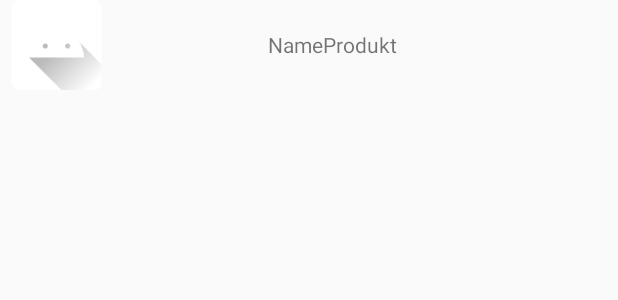
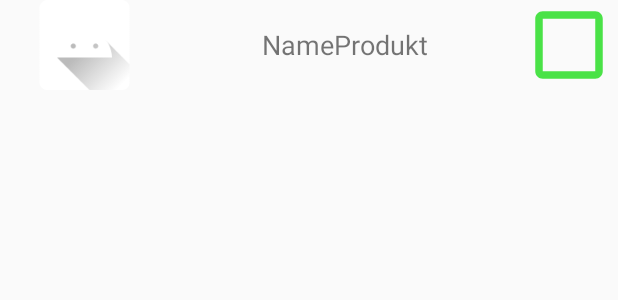
Before and after one commit to Oblyvion/FebProjectShoppingPlan, an Android app: the layout add_shop_item_to_category_view.xml on its own in the app's theme, with its tools: preview values and no code run, on a phone screen of 412 x 824 dp. Shown: the top 300 px of the screen. Run offline under Robolectric (Android 15) with nearby library versions, the light colour scheme and no system bars.

Commit message:
design and more

```diff
--- a/app/src/main/java/de/feb/projectshoppingplan/ShopItem.java
+++ b/app/src/main/java/de/feb/projectshoppingplan/ShopItem.java
@@ -70,7 +70,7 @@ public class ShopItem implements Parcelable {
         if (this.checked) {
             this.checkmark = activity.getDrawable(R.drawable.ic_check_box_black_24dp);
         }
-        else this.checkmark = activity.getDrawable(R.drawable.leer);
+        else this.checkmark = activity.getDrawable(R.drawable.ic_check_box_outline_blank_black_24dp);
     }
 
     public void setChecked(boolean check) { this.checked = check; }
--- /dev/null
+++ b/app/src/main/res/drawable/ic_check_box_outline_blank_black_24dp.xml
@@ -0,0 +1,10 @@
+<vector xmlns:android="http://schemas.android.com/apk/res/android"
+        android:width="24dp"
+        android:height="24dp"
+        android:tint="#4AE247"
+        android:viewportWidth="24.0"
+        android:viewportHeight="24.0">
+    <path
+        android:fillColor="#FF000000"
+        android:pathData="M19,5v14H5V5h14m0,-2H5c-1.1,0 -2,0.9 -2,2v14c0,1.1 0.9,2 2,2h14c1.1,0 2,-0.9 2,-2V5c0,-1.1 -0.9,-2 -2,-2z"/>
+</vector>
--- a/app/src/main/res/layout/add_shop_item_to_category_view.xml
+++ b/app/src/main/res/layout/add_shop_item_to_category_view.xml
@@ -10,31 +10,32 @@
 
     <ImageView
         android:id="@+id/imageViewProduct"
-        android:layout_width="300dp"
+        android:layout_width="wrap_content"
         android:layout_height="60dp"
-        android:layout_weight="37.5"
-        android:contentDescription="IconWithCapitalLetter"
+        android:layout_weight="20"
+        android:contentDescription="@string/imageViewProductDescription"
         android:gravity="center"
         android:src="@mipmap/ic_launcher"
         android:textAlignment="center" />
 
     <TextView
         android:id="@+id/textViewProductName"
-        android:layout_width="match_parent"
         android:layout_height="60dp"
-        android:layout_weight="20"
+        android:layout_weight="60"
         android:gravity="center"
-        android:text="NameProdukt"
-        android:textAlignment="center" />
+        android:text="@string/textViewProductName"
+        android:textAlignment="center"
+        android:layout_width="wrap_content"
+        android:textSize="18sp"/>
 
     <ImageView
         android:id="@+id/imageViewProductCheck"
-        android:layout_width="300dp"
+        android:layout_width="wrap_content"
         android:layout_height="60dp"
-        android:layout_weight="42.5"
-        android:contentDescription="CheckMark"
+        android:layout_weight="20"
+        android:contentDescription="@string/checkmark_description"
         android:gravity="center"
-        app:srcCompat="@drawable/leer"
+        app:srcCompat="@drawable/ic_check_box_outline_blank_black_24dp"
         android:textAlignment="center" />
 
 
--- a/app/src/main/res/values/strings.xml
+++ b/app/src/main/res/values/strings.xml
@@ -1,11 +1,14 @@
 <resources>
     <string name="app_name">Shopping Plan</string>
     <string name="imageView_logo">Logo of the most awesome Shopping Plan App</string>
-    <string name="hint_editText_AddNewShopItemToCategory">type in new product or use voice button</string>|
+    <string name="hint_editText_AddNewShopItemToCategory">type in new product or use voice</string>|
     <string name="action_settings">Settings</string>
     <string name="speech_prompt">List your items and separate them with \"and\"</string>
     <string name="speech_not_supported">Sorry! Your device doesn\'t support speech input</string>
     <string name="tap_on_mic">Tap on mic to speak</string>
     <string name="groceries">SavedGroceries</string>
+    <string name="checkmark_description">CheckMark</string>
+    <string name="textViewProductName">NameProdukt</string>
+    <string name="imageViewProductDescription">IconWithCapitalLetter</string>
 
 </resources>
```
Also changed, not shown: app/src/main/java/de/feb/projectshoppingplan/AddShopItemToCategory.java (+21 -105 lines), app/src/main/java/de/feb/projectshoppingplan/MainActivity.java (+42 -12 lines), app/src/main/res/layout/activity_add_shop_item_to_category.xml (+20 -21 lines).
